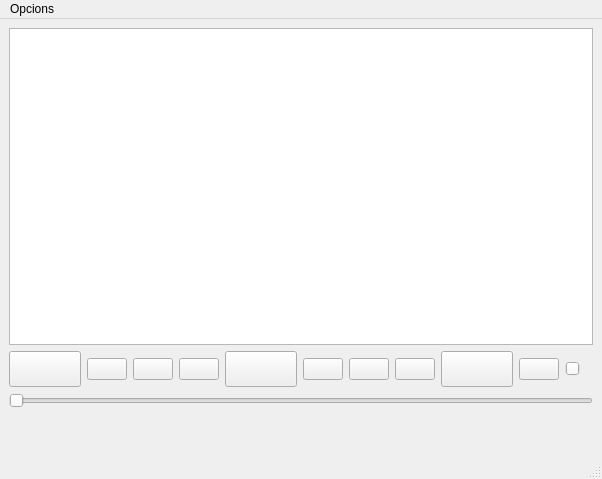
Old version of the form mainwindow.ui in the repository Olegelcrack/M7_Spotify.
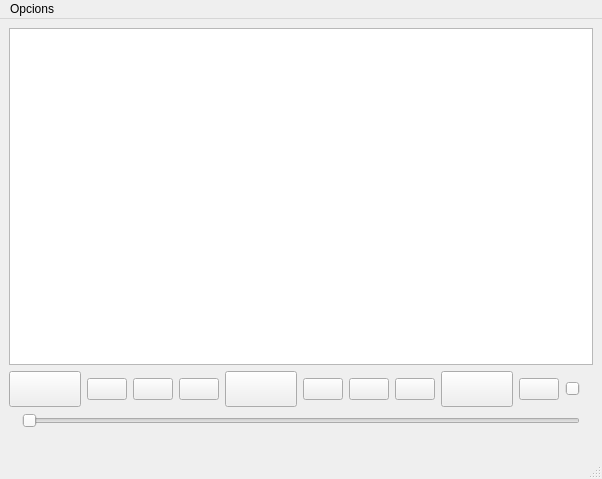
New version of the form. Icons and pictures are not drawn.

What changed in the file:
```diff
--- a/mainwindow.ui
+++ b/mainwindow.ui
@@ -26,19 +26,6 @@
    <layout class="QGridLayout" name="gridLayout_2">
     <item row="0" column="0">
      <layout class="QGridLayout" name="gridLayout">
-      <item row="3" column="0">
-       <widget class="QSlider" name="positionSlider">
-        <property name="maximum">
-         <number>100</number>
-        </property>
-        <property name="orientation">
-         <enum>Qt::Horizontal</enum>
-        </property>
-       </widget>
-      </item>
-      <item row="0" column="0">
-       <widget class="QListWidget" name="playlistWidget"/>
-      </item>
       <item row="2" column="0">
        <layout class="QHBoxLayout" name="horizontalLayout_2">
         <item>
@@ -207,7 +194,12 @@
         </item>
        </layout>
       </item>
-      <item row="4" column="0">
+      <item row="0" column="0">
+       <widget class="QListWidget" name="playlistWidget"/>
+      </item>
+      <item row="5" column="0">
+       <layout class="QHBoxLayout" name="horizontalLayout_3">
+        <item>
        <widget class="QLabel" name="duracio">
         <property name="text">
          <string/>
@@ -216,6 +208,28 @@
          <set>Qt::AlignRight|Qt::AlignTrailing|Qt::AlignVCenter</set>
         </property>
        </widget>
+        </item>
+        <item>
+         <widget class="QSlider" name="positionSlider">
+          <property name="maximum">
+           <number>100</number>
+          </property>
+          <property name="orientation">
+           <enum>Qt::Horizontal</enum>
+          </property>
+         </widget>
+        </item>
+        <item>
+         <widget class="QLabel" name="duraciototal">
+          <property name="text">
+           <string/>
+          </property>
+          <property name="alignment">
+           <set>Qt::AlignRight|Qt::AlignTrailing|Qt::AlignVCenter</set>
+          </property>
+         </widget>
+        </item>
+       </layout>
       </item>
      </layout>
     </item>
```
Lines whose indentation alone changed are shown as unchanged.
